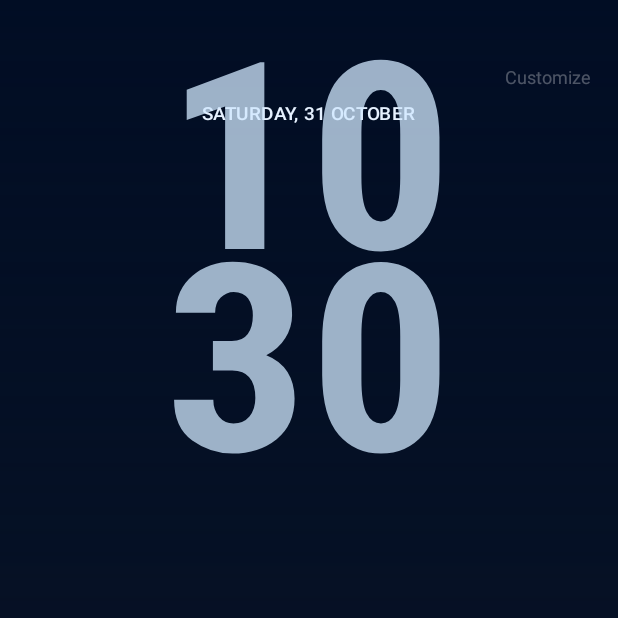
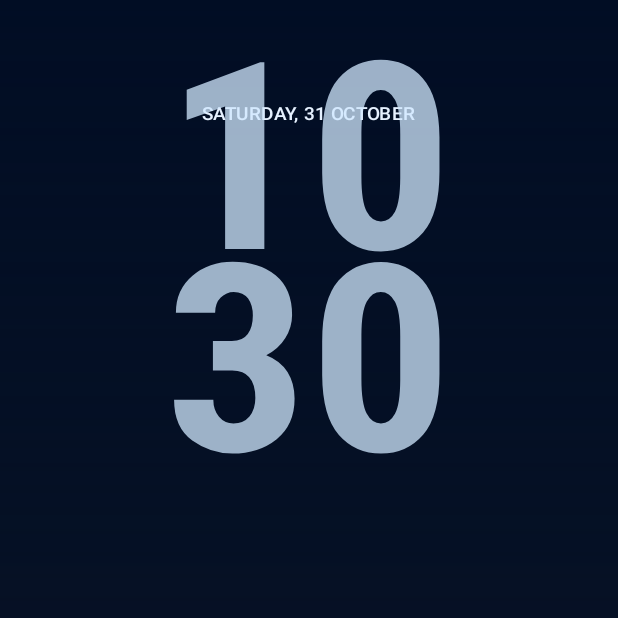
Before and after one commit to jollyboy95/HyperLauncher-Samsung, an Android app: the screen it shows after launch (AuroraActivity), on a phone screen of 412 x 824 dp, the top half of it. Run offline under Robolectric (Android 15) with nearby library versions, the light colour scheme and no system bars.

Commit message:
Remove on-screen Customize label and retain long-press editor gesture

```diff
--- a/compat/src/main/java/au/steve/hyperlauncher/compat/AuroraActivity.java
+++ b/compat/src/main/java/au/steve/hyperlauncher/compat/AuroraActivity.java
@@ -33,14 +33,6 @@ public final class AuroraActivity extends Activity {
             return true;
         });
 
-        TextView edit=new TextView(this);
-        edit.setText("Customize");edit.setTextColor(0xAAFFFFFF);edit.setTextSize(12);
-        edit.setGravity(Gravity.CENTER);
-        FrameLayout.LayoutParams pos=new FrameLayout.LayoutParams((int)(94*getResources().getDisplayMetrics().density),(int)(42*getResources().getDisplayMetrics().density),Gravity.TOP|Gravity.RIGHT);
-        pos.topMargin=(int)(30*getResources().getDisplayMetrics().density);
-        root.addView(edit,pos);
-        edit.setOnClickListener(v->startActivity(new Intent(this,AuroraSettingsActivity.class)));
-        edit.setAlpha(0.45f);
         setContentView(root);
     }
     private void unlock(){
```
